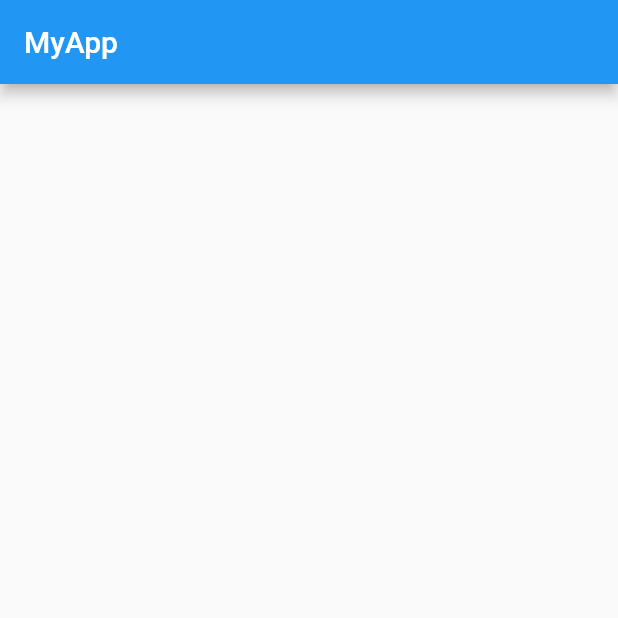
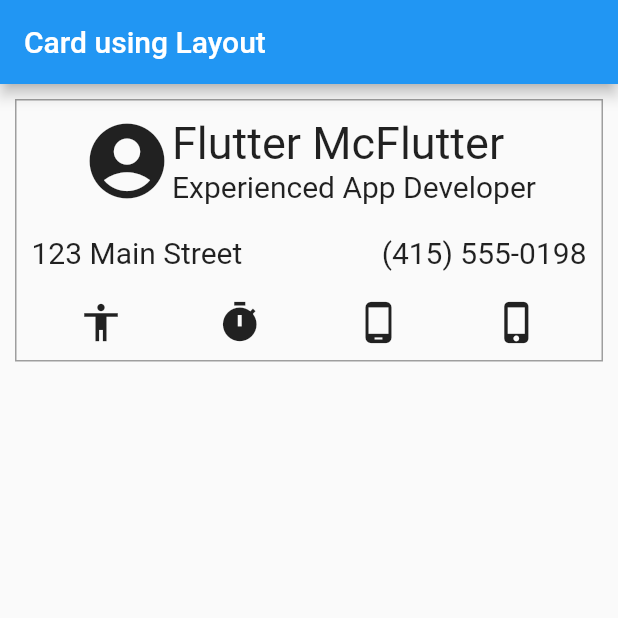
Before and after one commit to Sardar1208/flutter-training, a Flutter app: the screen it shows after launch, on a phone screen of 412 x 824 dp, the top half of it. Run offline on Flutter 3.47's test engine with Material 2 defaults, Android fonts, the phone set to English and light mode, and no system bars.

Commit message:
created a buisness card using Layouts knowledge

```diff
--- a/training/lib/screens/homepage.dart
+++ b/training/lib/screens/homepage.dart
@@ -7,7 +7,101 @@ class Homepage extends StatelessWidget {
   Widget build(BuildContext context) {
     return Scaffold(
       appBar: AppBar(
-        title: Text('MyApp'),
+        title: const Text('Card using Layout'),
+      ),
+      body: Card(key: key),
+    );
+  }
+}
+
+class Card extends StatelessWidget {
+  const Card({Key? key}) : super(key: key);
+
+  @override
+  Widget build(BuildContext context) {
+    return Container(
+      margin: const EdgeInsets.all(10),
+      padding: const EdgeInsets.all(10),
+      decoration: BoxDecoration(
+          border: Border.all(
+        color: Colors.grey,
+      )),
+      child: Column(
+        mainAxisSize: MainAxisSize.min,
+        crossAxisAlignment: CrossAxisAlignment.stretch,
+        children: [
+          Row(
+            mainAxisAlignment: MainAxisAlignment.center,
+            crossAxisAlignment: CrossAxisAlignment.center,
+            children: [
+              const Icon(
+                Icons.account_circle,
+                size: 60,
+              ),
+              Column(
+                crossAxisAlignment: CrossAxisAlignment.start,
+                children: const [
+                  Text(
+                    "Flutter McFlutter",
+                    style: TextStyle(
+                      fontSize: 30,
+                    ),
+                    textAlign: TextAlign.left,
+                  ),
+                  Text(
+                    "Experienced App Developer",
+                    style: TextStyle(
+                      fontSize: 20,
+                    ),
+                  ),
+                ],
+              )
+            ],
+          ),
+          Padding(
+            padding: const EdgeInsets.only(top: 20, bottom: 20),
+            child: Row(
+              mainAxisAlignment: MainAxisAlignment.spaceBetween,
+              children: const [
+                Text(
+                  "123 Main Street",
+                  style: TextStyle(
+                    fontSize: 20,
+                  ),
+                  textAlign: TextAlign.left,
+                ),
+                Text(
+                  "(415) 555-0198",
+                  style: TextStyle(
+                    fontSize: 20,
+                  ),
+                  textAlign: TextAlign.left,
+                ),
+              ],
+            ),
+          ),
+          Row(
+            mainAxisAlignment: MainAxisAlignment.spaceAround,
+            children: const [
+              Icon(
+                Icons.accessibility,
+                size: 30,
+              ),
+              Icon(
+                Icons.timer,
+                size: 30,
+              ),
+              Icon(
+                Icons.phone_android,
+                size: 30,
+              ),
+              Icon(
+                Icons.phone_iphone,
+                size: 30,
+              ),
+            ],
+          )
+        ],
       ),
     );
   }
```
